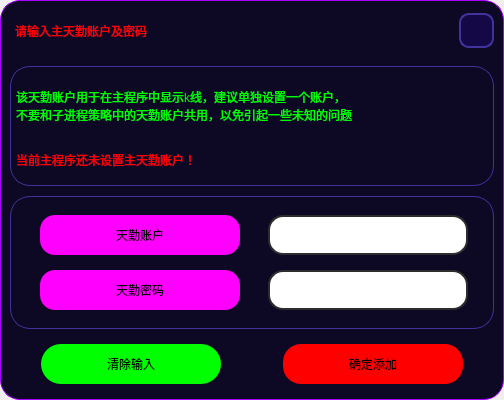
Old version of the form UI/Setting_dark.ui in the repository shiyindebcd/ProcessTrader.
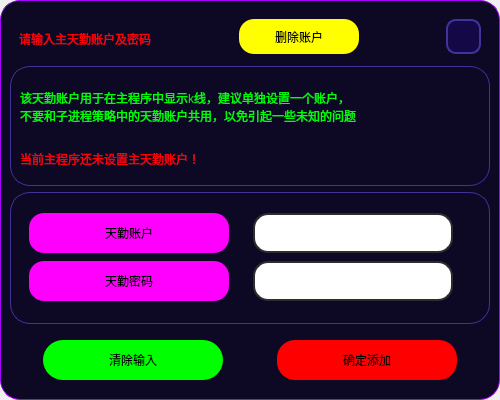
New version of the form. Icons and pictures are not drawn.

```diff
--- a/UI/Setting_dark.ui
+++ b/UI/Setting_dark.ui
@@ -6,7 +6,7 @@
    <rect>
     <x>0</x>
     <y>0</y>
-    <width>504</width>
+    <width>500</width>
     <height>400</height>
    </rect>
   </property>
@@ -46,15 +46,6 @@
       <enum>QFrame::Raised</enum>
      </property>
      <layout class="QVBoxLayout" name="verticalLayout">
-      <property name="spacing">
-       <number>10</number>
-      </property>
-      <property name="topMargin">
-       <number>5</number>
-      </property>
-      <property name="bottomMargin">
-       <number>0</number>
-      </property>
       <item>
        <widget class="QFrame" name="frame_2">
         <property name="maximumSize">
@@ -65,9 +56,7 @@
         </property>
         <property name="styleSheet">
          <string notr="true">QFrame {
-	background-color: rgb(13, 9, 36);
 	border: none;	
-	border-radius: 20px;
 }
 
 </string>
@@ -79,33 +68,24 @@
          <enum>QFrame::Raised</enum>
         </property>
         <layout class="QHBoxLayout" name="horizontalLayout_2">
-         <property name="spacing">
-          <number>0</number>
-         </property>
-         <property name="leftMargin">
-          <number>5</number>
-         </property>
-         <property name="topMargin">
-          <number>0</number>
-         </property>
-         <property name="rightMargin">
-          <number>0</number>
-         </property>
-         <property name="bottomMargin">
-          <number>0</number>
-         </property>
          <item>
           <widget class="QLabel" name="label_2">
+           <property name="sizePolicy">
+            <sizepolicy hsizetype="Expanding" vsizetype="Preferred">
+             <horstretch>0</horstretch>
+             <verstretch>0</verstretch>
+            </sizepolicy>
+           </property>
            <property name="minimumSize">
             <size>
              <width>0</width>
-             <height>50</height>
+             <height>40</height>
             </size>
            </property>
            <property name="maximumSize">
             <size>
-             <width>16777215</width>
-             <height>50</height>
+             <width>280</width>
+             <height>40</height>
             </size>
            </property>
            <property name="styleSheet">
@@ -118,6 +98,70 @@
            </property>
           </widget>
          </item>
+         <item>
+          <spacer name="horizontalSpacer">
+           <property name="orientation">
+            <enum>Qt::Horizontal</enum>
+           </property>
+           <property name="sizeHint" stdset="0">
+            <size>
+             <width>40</width>
+             <height>20</height>
+            </size>
+           </property>
+          </spacer>
+         </item>
+         <item>
+          <widget class="QPushButton" name="Btn_clear_main_tq_account">
+           <property name="minimumSize">
+            <size>
+             <width>120</width>
+             <height>35</height>
+            </size>
+           </property>
+           <property name="maximumSize">
+            <size>
+             <width>120</width>
+             <height>35</height>
+            </size>
+           </property>
+           <property name="styleSheet">
+            <string notr="true">QPushButton{	
+	background-color: rgb(255, 255, 0);
+	font: 700 16pt &quot;等线&quot;;
+	border-radius: 15px;
+}
+QPushButton:hover{
+	border: 3px solid rgb(255, 200, 0);  
+}
+QPushButton:pressed{
+	color: green;
+	border-color: blueviolet;
+    background-color: rgb(85, 0, 255);
+}
+QPushButton:disabled{
+	color: rgb(31, 31, 31);
+    background-color: rgb(152, 152, 152);
+}</string>
+           </property>
+           <property name="text">
+            <string>删除账户</string>
+           </property>
+          </widget>
+         </item>
+         <item>
+          <spacer name="horizontalSpacer_2">
+           <property name="orientation">
+            <enum>Qt::Horizontal</enum>
+           </property>
+           <property name="sizeHint" stdset="0">
+            <size>
+             <width>40</width>
+             <height>20</height>
+            </size>
+           </property>
+          </spacer>
+         </item>
          <item>
           <widget class="QPushButton" name="Btn_close_window">
            <property name="minimumSize">
@@ -183,9 +227,7 @@
         </property>
         <property name="styleSheet">
          <string notr="true">QFrame {
-	background-color: rgb(13, 9, 36);
 	border: 1px solid rgb(65, 51, 156);
-	border-radius: 20px;
 }
 QFrame:hover {
 	border: 2px solid rgb(255, 85, 0);
@@ -198,21 +240,6 @@
          <enum>QFrame::Raised</enum>
         </property>
         <layout class="QVBoxLayout" name="verticalLayout_2">
-         <property name="spacing">
-          <number>0</number>
-         </property>
-         <property name="leftMargin">
-          <number>5</number>
-         </property>
-         <property name="topMargin">
-          <number>0</number>
-         </property>
-         <property name="rightMargin">
-          <number>0</number>
-         </property>
-         <property name="bottomMargin">
-          <number>0</number>
-         </property>
          <item>
           <widget class="QLabel" name="label_1">
            <property name="minimumSize">
@@ -266,12 +293,10 @@
        </widget>
       </item>
       <item>
-       <widget class="QFrame" name="frame_5">
+       <widget class="QFrame" name="frame_4">
         <property name="styleSheet">
          <string notr="true">QFrame {
-	background-color: rgb(13, 9, 36);
 	border: 1px solid rgb(65, 51, 156);
-	border-radius: 20px;
 }
 QFrame:hover {
 	border: 2px solid rgb(255, 85, 0);
@@ -284,21 +309,6 @@
          <enum>QFrame::Raised</enum>
         </property>
         <layout class="QHBoxLayout" name="horizontalLayout_3">
-         <property name="spacing">
-          <number>10</number>
-         </property>
-         <property name="leftMargin">
-          <number>20</number>
-         </property>
-         <property name="topMargin">
-          <number>0</number>
-         </property>
-         <property name="rightMargin">
-          <number>0</number>
-         </property>
-         <property name="bottomMargin">
-          <number>0</number>
-         </property>
          <item>
           <widget class="QFrame" name="frame_6">
            <property name="styleSheet">
@@ -501,7 +511,7 @@
        </widget>
       </item>
       <item>
-       <widget class="QFrame" name="frame_4">
+       <widget class="QFrame" name="frame_5">
         <property name="maximumSize">
          <size>
           <width>16777215</width>
@@ -510,9 +520,7 @@
         </property>
         <property name="styleSheet">
          <string notr="true">QFrame {
-	background-color: rgb(13, 9, 36);
 	border: none;	
-	border-radius: 20px;
 }
 
 </string>
@@ -524,21 +532,6 @@
          <enum>QFrame::Raised</enum>
         </property>
         <layout class="QHBoxLayout" name="horizontalLayout_4">
-         <property name="spacing">
-          <number>0</number>
-         </property>
-         <property name="leftMargin">
-          <number>0</number>
-         </property>
-         <property name="topMargin">
-          <number>0</number>
-         </property>
-         <property name="rightMargin">
-          <number>0</number>
-         </property>
-         <property name="bottomMargin">
-          <number>10</number>
-         </property>
          <item>
           <widget class="QFrame" name="frame_8">
            <property name="frameShape">
```
Left out of the diff: 19 changed lines with no effect on the pictures.
